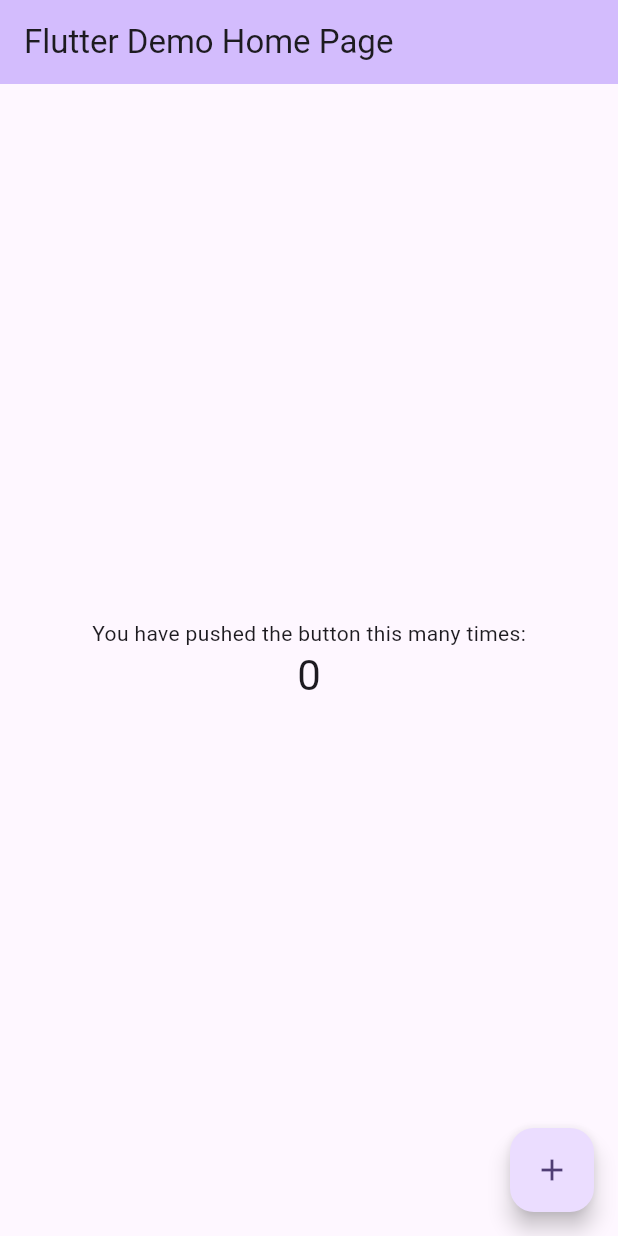
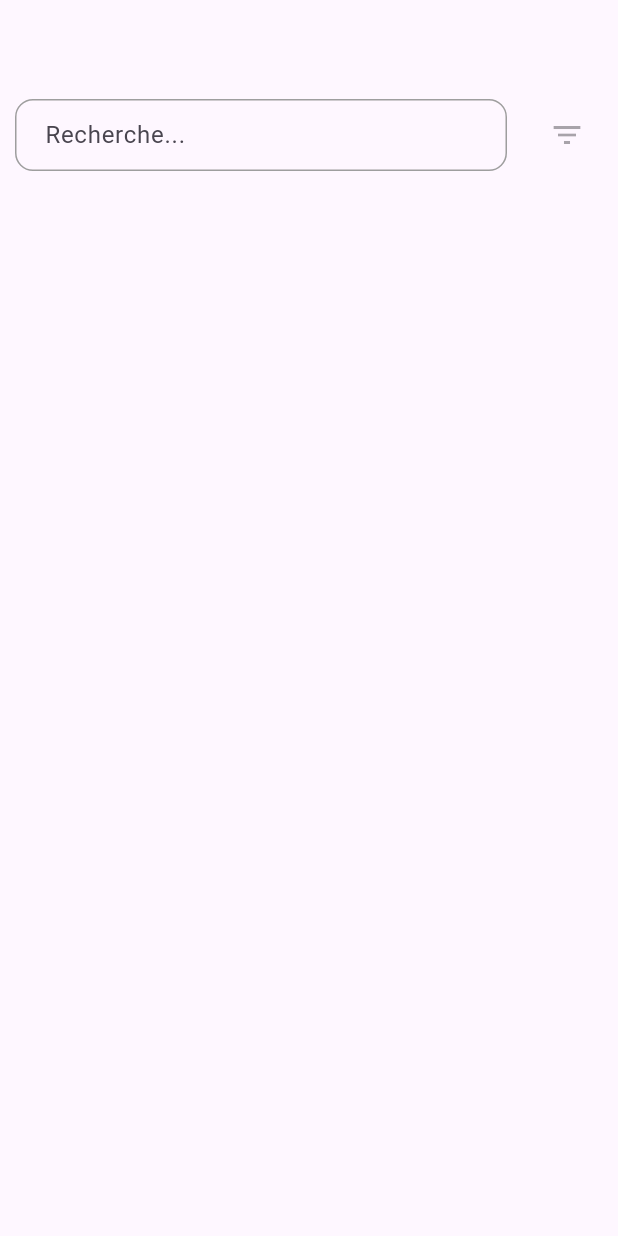
Before and after one commit to TraoreMohamedOummu/app-manda-fresh, a Flutter app: the screen it shows after launch, on a phone screen of 412 x 824 dp. Run offline on Flutter 3.47's test engine with Material 3 defaults, Android fonts, the phone set to English and light mode, and no system bars.

Commit message:
Version 1.1

```diff
--- /dev/null
+++ b/lib/constant/colors.dart
@@ -0,0 +1,7 @@
+import 'package:flutter/material.dart';
+
+Color greenColor = const Color.fromARGB(255, 47, 164, 51);
+Color greenColorTransparent = Color.fromARGB(255, 194, 245, 221);
+Color blackColor = Colors.black12;
+Color whiteColor = Colors.white;
+Color greyColor = Colors.grey;
--- a/lib/main.dart
+++ b/lib/main.dart
@@ -1,3 +1,4 @@
+import 'package:app_manda_fresh/pages/home.dart';
 import 'package:flutter/material.dart';
 
 void main() {
@@ -10,116 +11,10 @@
   // This widget is the root of your application.
   @override
   Widget build(BuildContext context) {
-    return MaterialApp(
-      title: 'Flutter Demo',
-      theme: ThemeData(
-        // This is the theme of your application.
-        //
-        // TRY THIS: Try running your application with "flutter run". You'll see
-        // the application has a purple toolbar. Then, without quitting the app,
-        // try changing the seedColor in the colorScheme below to Colors.green
-        // and then invoke "hot reload" (save your changes or press the "hot
-        // reload" button in a Flutter-supported IDE, or press "r" if you used
-        // the command line to start the app).
-        //
-        // Notice that the counter didn't reset back to zero; the application
-        // state is not lost during the reload. To reset the state, use hot
-        // restart instead.
-        //
-        // This works for code too, not just values: Most code changes can be
-        // tested with just a hot reload.
-        colorScheme: ColorScheme.fromSeed(seedColor: Colors.deepPurple),
-        useMaterial3: true,
-      ),
-      home: const MyHomePage(title: 'Flutter Demo Home Page'),
+    return const MaterialApp(
+      title: 'App MandaFresh',
+      debugShowCheckedModeBanner: false,
+      home:  HomePage(),
     );
   }
 }
-
-class MyHomePage extends StatefulWidget {
-  const MyHomePage({super.key, required this.title});
-
-  // This widget is the home page of your application. It is stateful, meaning
-  // that it has a State object (defined below) that contains fields that affect
-  // how it looks.
-
-  // This class is the configuration for the state. It holds the values (in this
-  // case the title) provided by the parent (in this case the App widget) and
-  // used by the build method of the State. Fields in a Widget subclass are
-  // always marked "final".
-
-  final String title;
-
-  @override
-  State<MyHomePage> createState() => _MyHomePageState();
-}
-
-class _MyHomePageState extends State<MyHomePage> {
-  int _counter = 0;
-
-  void _incrementCounter() {
-    setState(() {
-      // This call to setState tells the Flutter framework that something has
-      // changed in this State, which causes it to rerun the build method below
-      // so that the display can reflect the updated values. If we changed
-      // _counter without calling setState(), then the build method would not be
-      // called again, and so nothing would appear to happen.
-      _counter++;
-    });
-  }
-
-  @override
-  Widget build(BuildContext context) {
-    // This method is rerun every time setState is called, for instance as done
-    // by the _incrementCounter method above.
-    //
-    // The Flutter framework has been optimized to make rerunning build methods
-    // fast, so that you can just rebuild anything that needs updating rather
-    // than having to individually change instances of widgets.
-    return Scaffold(
-      appBar: AppBar(
-        // TRY THIS: Try changing the color here to a specific color (to
-        // Colors.amber, perhaps?) and trigger a hot reload to see the AppBar
-        // change color while the other colors stay the same.
-        backgroundColor: Theme.of(context).colorScheme.inversePrimary,
-        // Here we take the value from the MyHomePage object that was created by
-        // the App.build method, and use it to set our appbar title.
-        title: Text(widget.title),
-      ),
-      body: Center(
-        // Center is a layout widget. It takes a single child and positions it
-        // in the middle of the parent.
-        child: Column(
-          // Column is also a layout widget. It takes a list of children and
-          // arranges them vertically. By default, it sizes itself to fit its
-          // children horizontally, and tries to be as tall as its parent.
-          //
-          // Column has various properties to control how it sizes itself and
-          // how it positions its children. Here we use mainAxisAlignment to
-          // center the children vertically; the main axis here is the vertical
-          // axis because Columns are vertical (the cross axis would be
-          // horizontal).
-          //
-          // TRY THIS: Invoke "debug painting" (choose the "Toggle Debug Paint"
-          // action in the IDE, or press "p" in the console), to see the
-          // wireframe for each widget.
-          mainAxisAlignment: MainAxisAlignment.center,
-          children: <Widget>[
-            const Text(
-              'You have pushed the button this many times:',
-            ),
-            Text(
-              '$_counter',
-              style: Theme.of(context).textTheme.headlineMedium,
-            ),
-          ],
-        ),
-      ),
-      floatingActionButton: FloatingActionButton(
-        onPressed: _incrementCounter,
-        tooltip: 'Increment',
-        child: const Icon(Icons.add),
-      ), // This trailing comma makes auto-formatting nicer for build methods.
-    );
-  }
-}
--- /dev/null
+++ b/lib/pages/home.dart
@@ -0,0 +1,65 @@
+import 'package:app_manda_fresh/constant/colors.dart';
+import 'package:flutter/material.dart';
+
+class HomePage extends StatefulWidget {
+  const HomePage({super.key});
+
+  @override
+  State<HomePage> createState() => _HomePageState();
+}
+
+class _HomePageState extends State<HomePage> {
+  @override
+  Widget build(BuildContext context) {
+    return   Scaffold(
+      appBar: AppBar(
+        title:const Text(""),
+      ),
+      body:   Padding(
+        padding: const  EdgeInsets.all(10),
+        child: Column(
+          children: [
+            Row(
+              children: [
+                Expanded(
+                child: TextField(
+                  decoration: InputDecoration(
+                    labelText: "Recherche...",
+                    border: OutlineInputBorder(
+                      borderRadius: BorderRadius.circular(8.0), // Bordure arrondie
+                      borderSide:  BorderSide(
+                        color: greenColor, // Couleur de la bordure
+                        width: 1.0, // Épaisseur de la bordure
+                      ),
+                    ),
+                    focusedBorder: OutlineInputBorder(
+                    borderRadius: BorderRadius.circular(12.0), // Bordure arrondie
+                    borderSide:  BorderSide(
+                      color: greenColor, // Couleur de la bordure quand le champ est focalisé
+                      width: 2.0, // Épaisseur de la bordure
+                    ),
+                  ),
+                  enabledBorder: OutlineInputBorder(
+                  borderRadius: BorderRadius.circular(12.0), // Bordure arrondie
+                  borderSide: BorderSide(
+                    color: greyColor, // Couleur de la bordure quand le champ est désactivé
+                    width: 1.0, // Épaisseur de la bordure
+                  ),
+              ),
+                    contentPadding:  const EdgeInsets.symmetric(horizontal: 16.0),
+                  ),
+                ),
+              ),
+              const SizedBox(width: 16), // Espacement entre le champ de recherche et l'icône
+              const IconButton(
+                icon: Icon(Icons.filter_list),
+                onPressed: null,
+              ),
+              ],
+            )
+          ],
+        ),
+      ),
+    );
+  }
+}
```
Also changed, not shown: assets/images/ananas.jpeg (added), assets/images/logo_manda.png (added), assets/images/mangue_1.png (added), assets/images/orange.png (added).
